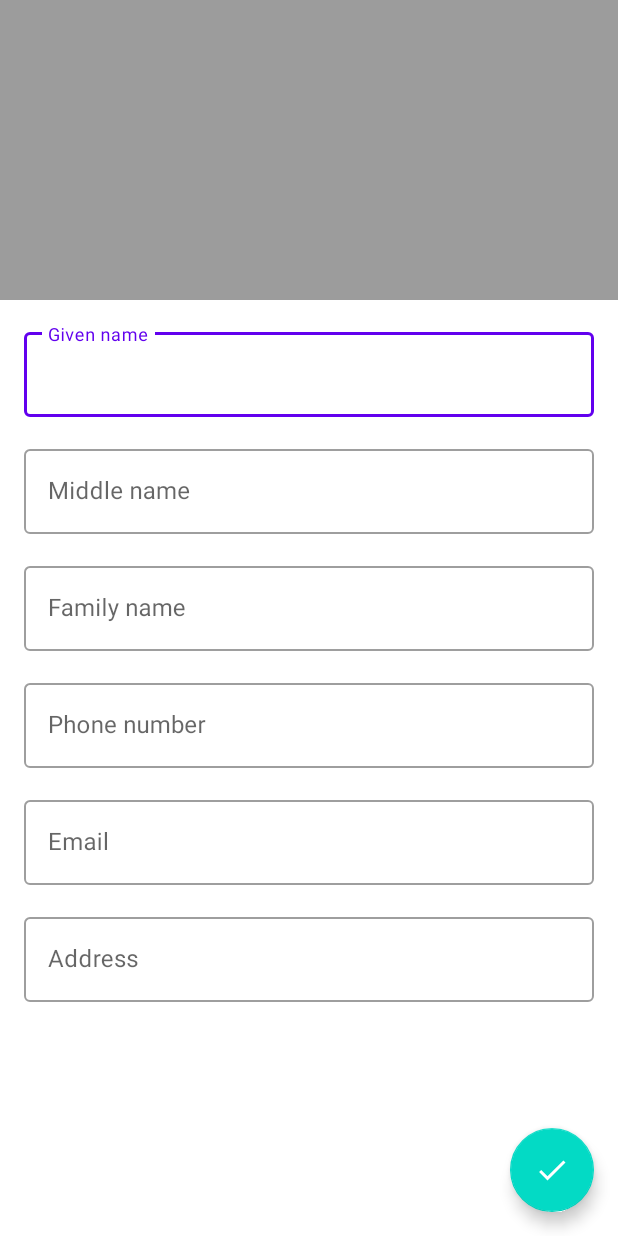
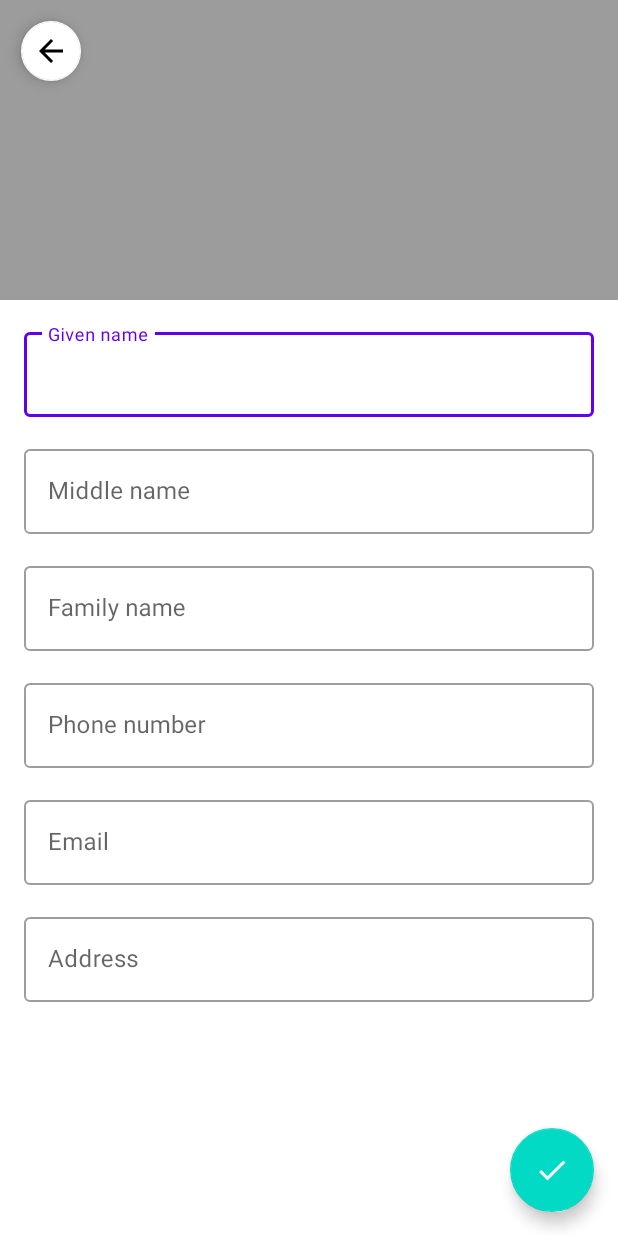
Before and after one commit to AlexDevRu/call_app, an Android app: the EditActivity screen opened directly, with no data from a screen before it, on a phone screen of 412 x 824 dp. Run offline under Robolectric (Android 15) with nearby library versions, the phone set to English and light mode, and no system bars.

Commit message:
scroll edit contact screen, add back button

```diff
--- a/app/src/main/java/com/example/learning_android_callapp_kulakov/ui/edit/EditActivity.kt
+++ b/app/src/main/java/com/example/learning_android_callapp_kulakov/ui/edit/EditActivity.kt
@@ -40,6 +40,7 @@ class EditActivity : AppCompatActivity(), View.OnClickListener, FragmentResultLi
 
         binding.fabSave.setOnClickListener(this)
         binding.ivAvatar.setOnClickListener(this)
+        binding.fabBack.setOnClickListener(this)
 
         observe()
 
@@ -84,6 +85,7 @@ class EditActivity : AppCompatActivity(), View.OnClickListener, FragmentResultLi
 
     override fun onClick(view: View?) {
         when (view) {
+            binding.fabBack -> finish()
             binding.fabSave -> permissionLauncher.launch(Manifest.permission.WRITE_CONTACTS)
             binding.ivAvatar -> {
                 val getPhotoDialog = GetPhotoDialog()
--- a/app/src/main/res/layout/activity_edit_contact.xml
+++ b/app/src/main/res/layout/activity_edit_contact.xml
@@ -1,9 +1,29 @@
 <?xml version="1.0" encoding="utf-8"?>
-<androidx.constraintlayout.widget.ConstraintLayout xmlns:android="http://schemas.android.com/apk/res/android"
+<FrameLayout xmlns:android="http://schemas.android.com/apk/res/android"
     xmlns:app="http://schemas.android.com/apk/res-auto"
     xmlns:tools="http://schemas.android.com/tools"
     android:layout_width="match_parent"
     android:layout_height="match_parent">
+
+    <com.google.android.material.floatingactionbutton.FloatingActionButton
+        android:id="@+id/fabBack"
+        android:layout_width="wrap_content"
+        android:layout_height="wrap_content"
+        android:layout_margin="10dp"
+        android:contentDescription="@string/back"
+        android:layout_gravity="top|start"
+        android:src="@drawable/ic_back"
+        app:backgroundTint="@color/white"
+        app:fabSize="mini" />
+
+    <ScrollView
+        android:layout_width="match_parent"
+        android:layout_height="match_parent">
+
+        <androidx.constraintlayout.widget.ConstraintLayout
+            android:layout_width="match_parent"
+            android:layout_height="wrap_content"
+            android:paddingBottom="16dp">
 
             <com.google.android.material.imageview.ShapeableImageView
                 android:id="@+id/ivAvatar"
@@ -129,6 +149,10 @@
 
             </com.google.android.material.textfield.TextInputLayout>
 
+        </androidx.constraintlayout.widget.ConstraintLayout>
+
+    </ScrollView>
+
     <com.google.android.material.floatingactionbutton.FloatingActionButton
         android:id="@+id/fabSave"
         android:layout_width="wrap_content"
@@ -136,8 +160,7 @@
         android:layout_margin="16dp"
         android:contentDescription="@string/save"
         android:src="@drawable/ic_done"
-        app:layout_constraintBottom_toBottomOf="parent"
-        app:layout_constraintEnd_toEndOf="parent"
+        android:layout_gravity="end|bottom"
         app:tint="@color/white" />
 
-</androidx.constraintlayout.widget.ConstraintLayout>
+</FrameLayout>
```
Lines whose indentation alone changed are shown as unchanged.
